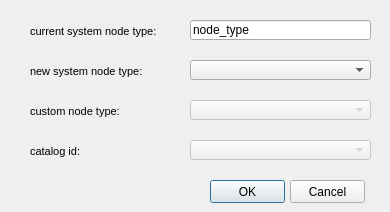
Old version of the form ui/change_node_type.ui in the repository Giswater/giswater_qgis_plugin.
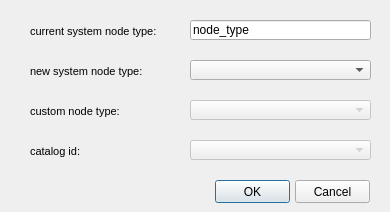
New version of the form.

Patch:
```diff
--- a/ui/change_node_type.ui
+++ b/ui/change_node_type.ui
@@ -16,7 +16,7 @@
   <widget class="QPushButton" name="btn_accept">
    <property name="geometry">
     <rect>
-     <x>210</x>
+     <x>215</x>
      <y>180</y>
      <width>75</width>
      <height>23</height>
@@ -29,7 +29,7 @@
   <widget class="QPushButton" name="btn_cancel">
    <property name="geometry">
     <rect>
-     <x>290</x>
+     <x>295</x>
      <y>180</y>
      <width>75</width>
      <height>23</height>
```
